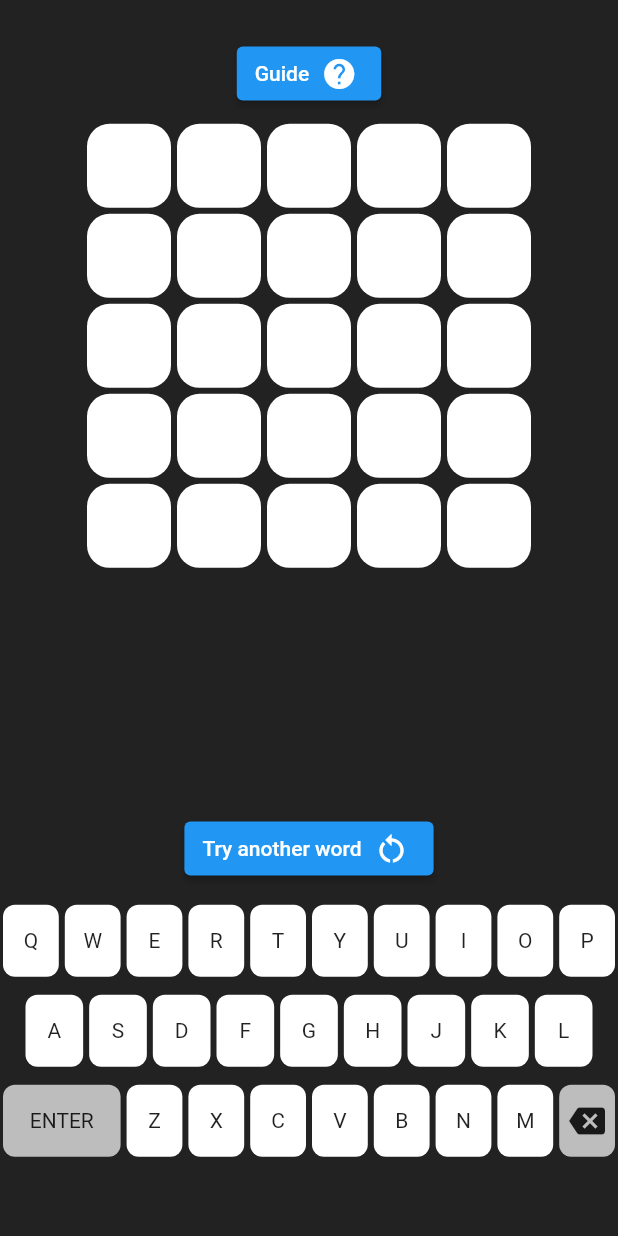
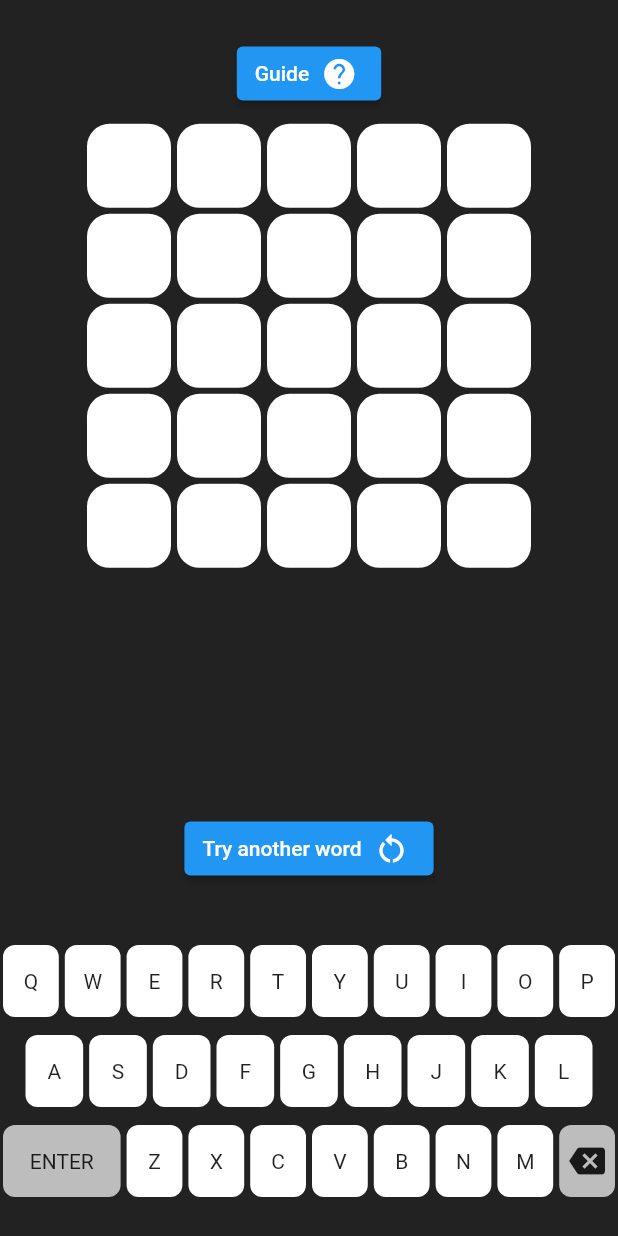
Before and after one commit to Manuiq/wordle-flutter, a Flutter app: the screen it shows after launch, on a phone screen of 412 x 824 dp. Run offline on Flutter 3.47's test engine with Material 2 defaults, Android fonts, the phone set to English and light mode, and no system bars; our stand-ins replace device_info_plus; missing offline and left inert: dart:ffi; project files that could hold a hidden picture were left out.

Commit message:
keyboard stuck to bottom

```diff
--- a/lib/main.dart
+++ b/lib/main.dart
@@ -31,8 +31,8 @@ class WordleApp extends StatelessWidget {
   }
 }
 
-SelectedColor getSelectedState(List<String> secret, String input,
-    int position) {
+SelectedColor getSelectedState(
+    List<String> secret, String input, int position) {
   //not enough to compare only current one, if there is several same letters
   // hints are not obvious
   if (secret[position] == input) {
@@ -113,13 +113,16 @@ class _KeyboardDemoState extends State<KeyboardDemo> {
                 onPressed: () {
                   Navigator.push(
                     context,
-                    MaterialPageRoute(builder: (context) => GuideRoute(isTv: _isTv,)),
+                    MaterialPageRoute(
+                        builder: (context) => GuideRoute(
+                              isTv: _isTv,
+                            )),
                   );
                 },
               ),
               const Spacer(),
               Flexible(
-            flex:60,
+                  flex: 60,
                   child: ConstrainedBox(
                     constraints: const BoxConstraints(maxWidth: 300),
                     child: GridView.builder(
@@ -151,6 +154,8 @@ class _KeyboardDemoState extends State<KeyboardDemo> {
               const Spacer(),
               Flexible(
                   flex: 30,
+                  child: Align(
+                    alignment: Alignment.bottomCenter,
                     child: CustomKeyboard(
                       buttonColors: _keyboardKeysState,
                       onTextInput: (myText) {
@@ -159,7 +164,7 @@ class _KeyboardDemoState extends State<KeyboardDemo> {
                       onEnter: _enter,
                       onBackspace: _backspace,
                     ),
-            ),
+                  )),
             ],
           ));
     } else {
@@ -181,8 +186,7 @@ class _KeyboardDemoState extends State<KeyboardDemo> {
                         Navigator.push(
                           context,
                           MaterialPageRoute(
-                              builder: (context) =>
-                                  GuideRoute(
+                              builder: (context) => GuideRoute(
                                     isTv: _isTv,
                                   )),
                         );
```
Lines whose indentation alone changed are shown as unchanged.
